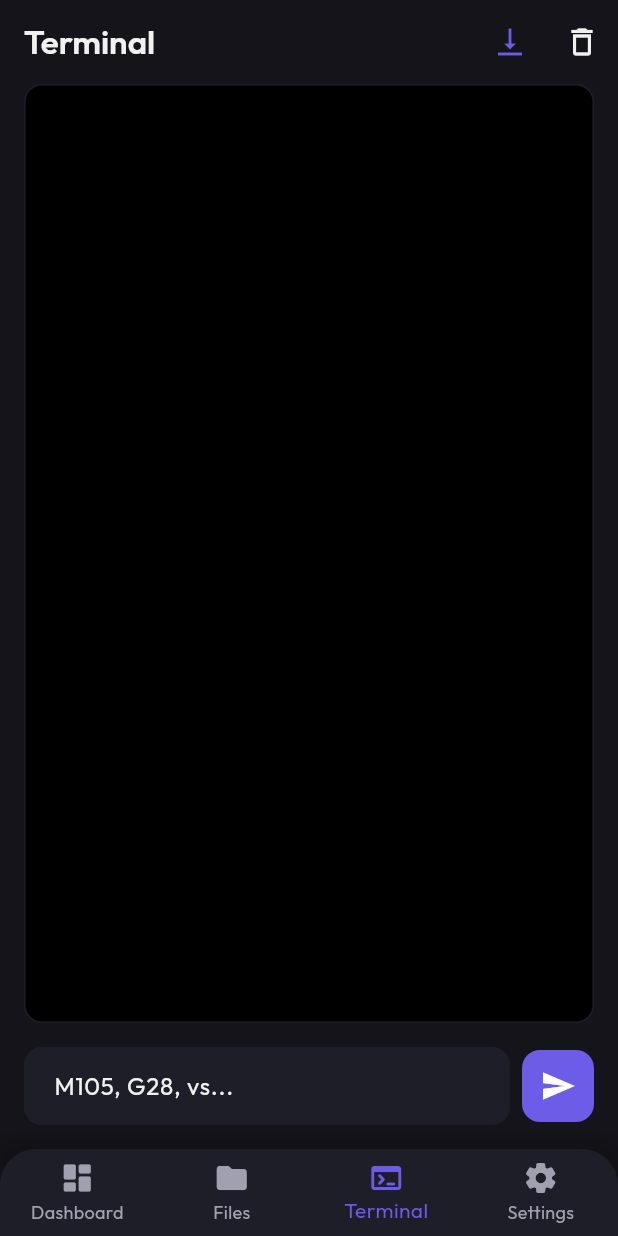
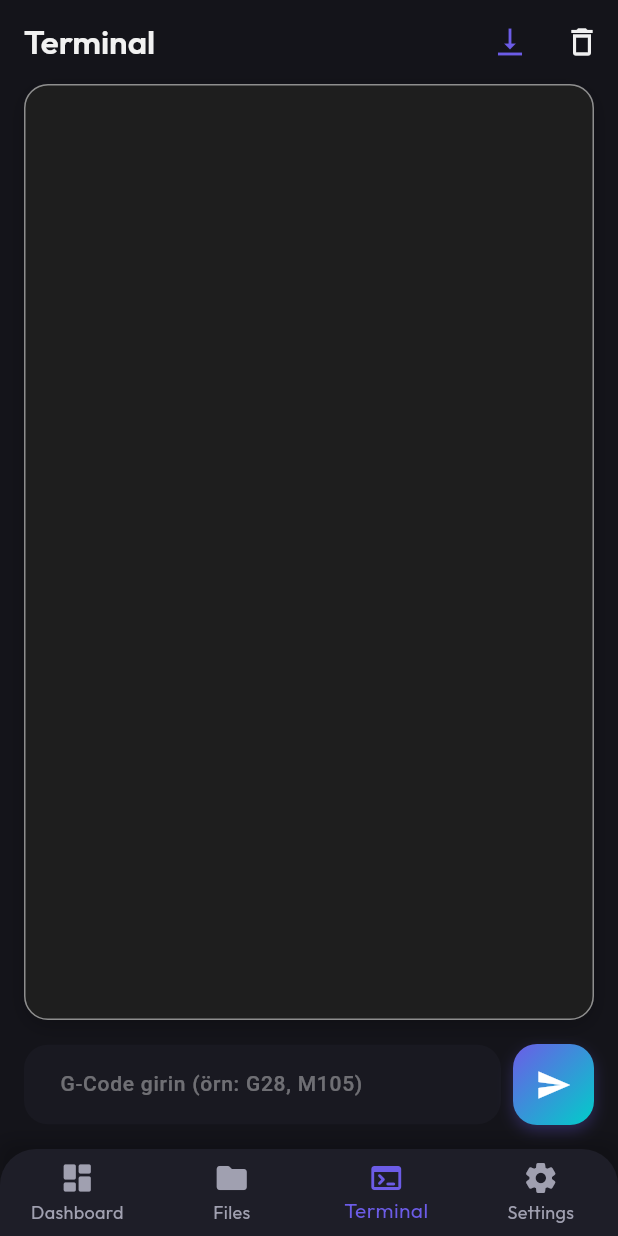
Before and after one commit to mrydev/octomobile, a Flutter app: the screen it shows after launch, item 3 of the bottom bar chosen, on a phone screen of 412 x 824 dp. Run offline on Flutter 3.47's test engine with Material 3 defaults, Android fonts, the phone set to English and light mode, and no system bars; our stand-ins replace flutter_riverpod, google_fonts; missing offline and left inert: flutter_mjpeg.

Commit message:
feat: implement terminal view with command input, log display, and auto-scroll.

```diff
--- a/lib/features/terminal/terminal_view.dart
+++ b/lib/features/terminal/terminal_view.dart
@@ -1,5 +1,6 @@
 import 'package:flutter/material.dart';
 import 'package:flutter_riverpod/flutter_riverpod.dart';
+import 'package:google_fonts/google_fonts.dart';
 import '../connection/providers/connection_provider.dart';
 import 'providers/terminal_provider.dart';
 
@@ -103,11 +104,20 @@ class _TerminalViewState extends ConsumerState<TerminalView> {
               child: Container(
                 margin: const EdgeInsets.symmetric(horizontal: 16.0),
                 decoration: BoxDecoration(
-                  color: Colors.black, // Classic terminal feel
-                  borderRadius: BorderRadius.circular(12),
+                  color: const Color(0xFF1E1E1E), // Slick dark background
+                  borderRadius: BorderRadius.circular(16),
                   border: Border.all(
-                    color: theme.colorScheme.surfaceContainerHighest,
+                    color: theme.colorScheme.outlineVariant.withValues(
+                      alpha: 0.5,
+                    ),
                   ),
+                  boxShadow: [
+                    BoxShadow(
+                      color: Colors.black.withValues(alpha: 0.2),
+                      blurRadius: 10,
+                      offset: const Offset(0, 4),
+                    ),
+                  ],
                 ),
                 child: NotificationListener<ScrollNotification>(
                   onNotification: (ScrollNotification notification) {
@@ -136,13 +146,13 @@ class _TerminalViewState extends ConsumerState<TerminalView> {
                       if (log.startsWith('Recv:')) color = Colors.white70;
 
                       return Padding(
-                        padding: const EdgeInsets.symmetric(vertical: 2.0),
-                        child: Text(
+                        padding: const EdgeInsets.symmetric(vertical: 4.0),
+                        child: SelectableText(
                           log,
-                          style: TextStyle(
-                            fontFamily: 'monospace',
-                            fontSize: 12,
+                          style: GoogleFonts.firaCode(
+                            fontSize: 13,
                             color: color,
+                            fontWeight: FontWeight.w500,
                           ),
                         ),
                       );
@@ -158,17 +168,28 @@ class _TerminalViewState extends ConsumerState<TerminalView> {
                   Expanded(
                     child: TextField(
                       controller: _commandController,
+                      style: GoogleFonts.firaCode(
+                        fontSize: 14,
+                        fontWeight: FontWeight.w500,
+                      ),
                       decoration: InputDecoration(
-                        hintText: 'M105, G28, vs...',
+                        hintText: 'G-Code girin (örn: G28, M105)',
+                        hintStyle: TextStyle(
+                          color: theme.colorScheme.onSurface.withValues(
+                            alpha: 0.4,
+                          ),
+                          fontFamily: 'sans-serif',
+                        ),
                         filled: true,
-                        fillColor: theme.colorScheme.surfaceContainerHighest,
+                        fillColor: theme.colorScheme.surfaceContainerHighest
+                            .withValues(alpha: 0.5),
                         border: OutlineInputBorder(
-                          borderRadius: BorderRadius.circular(12),
+                          borderRadius: BorderRadius.circular(16),
                           borderSide: BorderSide.none,
                         ),
                         contentPadding: const EdgeInsets.symmetric(
-                          horizontal: 16,
-                          vertical: 14,
+                          horizontal: 20,
+                          vertical: 16,
                         ),
                       ),
                       textCapitalization: TextCapitalization.characters,
@@ -177,9 +198,27 @@ class _TerminalViewState extends ConsumerState<TerminalView> {
                   ),
                   const SizedBox(width: 8),
                   Container(
+                    width: 54,
+                    height: 54,
                     decoration: BoxDecoration(
-                      color: theme.colorScheme.primary,
-                      borderRadius: BorderRadius.circular(12),
+                      gradient: LinearGradient(
+                        colors: [
+                          theme.colorScheme.primary,
+                          theme.colorScheme.secondary,
+                        ],
+                        begin: Alignment.topLeft,
+                        end: Alignment.bottomRight,
+                      ),
+                      borderRadius: BorderRadius.circular(16),
+                      boxShadow: [
+                        BoxShadow(
+                          color: theme.colorScheme.primary.withValues(
+                            alpha: 0.3,
+                          ),
+                          blurRadius: 8,
+                          offset: const Offset(0, 4),
+                        ),
+                      ],
                     ),
                     child: IconButton(
                       icon: const Icon(Icons.send),
```
